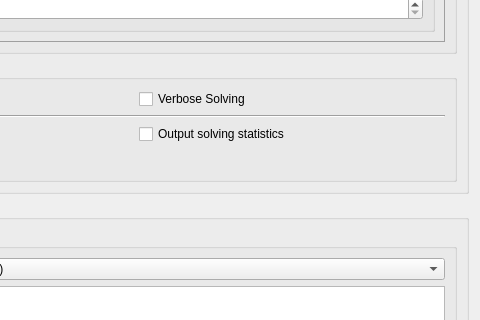
This is MiniZincIDE/configwindow.ui in MiniZinc/MiniZincIDE as Qt 5 draws it before an edit; both pictures show x 208 to 688 and y 497 to 817 of the 688 by 1140 pixel window. The edited form follows.
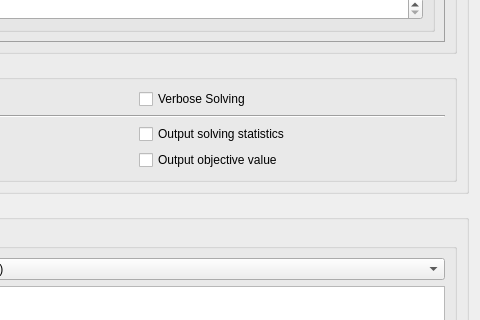
This is the edited form.

Commit message: Add option for outputting objective and enable by default

```diff
--- a/MiniZincIDE/configwindow.ui
+++ b/MiniZincIDE/configwindow.ui
@@ -443,6 +443,20 @@
                </property>
               </widget>
              </item>
+             <item row="1" column="0" colspan="2">
+              <widget class="Line" name="line_2">
+               <property name="orientation">
+                <enum>Qt::Horizontal</enum>
+               </property>
+              </widget>
+             </item>
+             <item row="3" column="1">
+              <widget class="QCheckBox" name="outputObjective_checkBox">
+               <property name="text">
+                <string>Output objective value</string>
+               </property>
+              </widget>
+             </item>
             </layout>
            </item>
           </layout>
```
Left out of the diff: 27 changed lines with no effect on the pictures. The commit also changes 3 other files.
